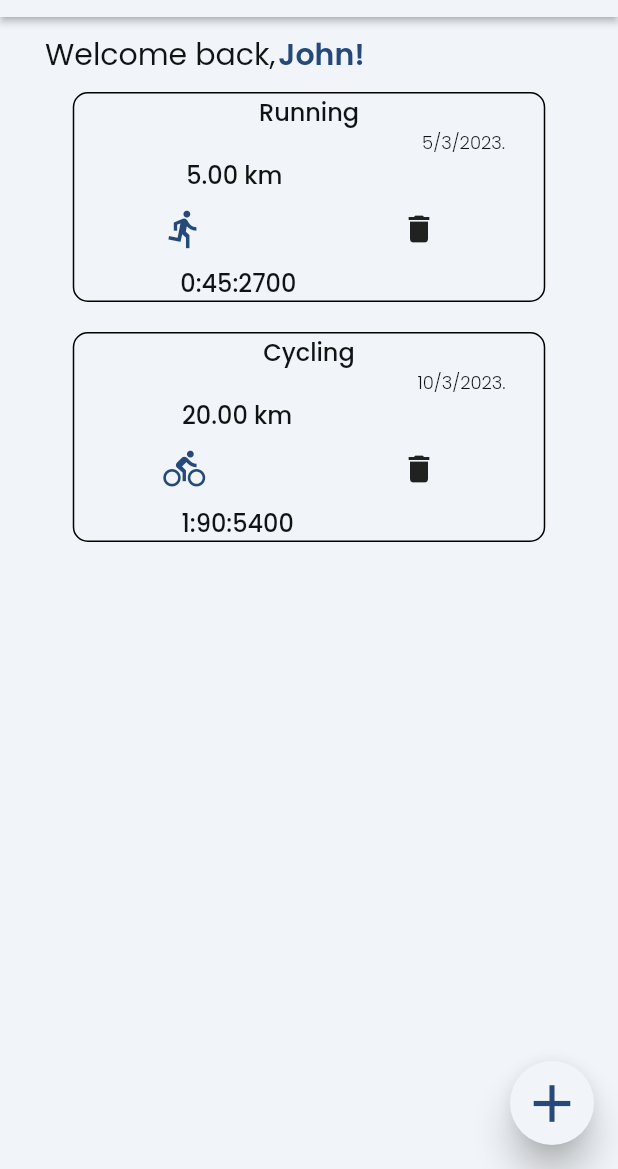
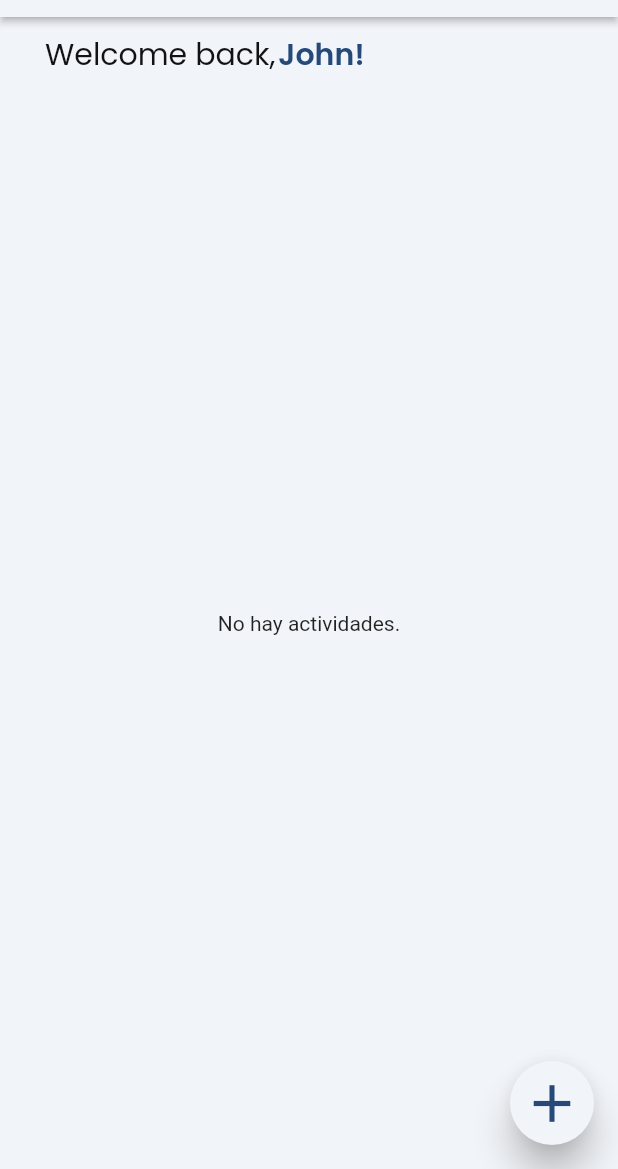
Before and after one commit to danielmartinezar/fitnessTracker, a Flutter app: the HomePageWidget screen opened directly, on a phone screen of 412 x 824 dp, the part 67-1236 px from its top. Run offline on Flutter 3.47's test engine with Material 2 defaults, Android fonts, the phone set to English and light mode, and no system bars; our stand-ins replace auto_size_text, built_collection, built_value, cloud_firestore, firebase_core, font_awesome_flutter and 12 more; missing offline and left inert: json_path; accounts and stored records are empty.

Commit message:
Hive implementation

```diff
--- a/tutorial/lib/home_page/actividad.dart
+++ b/tutorial/lib/home_page/actividad.dart
@@ -1,16 +1,35 @@
 import 'package:flutter/material.dart';
 import 'package:tutorial/current_activity/model/user_location.dart';
+import 'package:hive/hive.dart';
 
+part 'actividad.g.dart';
+
+@HiveType(typeId: 0)
 class Actividad {
+  @HiveField(0)
   String
       tipo; // El tipo de actividad (e.g. correr, caminar, andar en bicicleta)
+
+  @HiveField(1)
   Duration cronometro; // El tiempo que duró la actividad
+
+  @HiveField(2)
   double km; // La distancia recorrida en kilómetros
+
+  @HiveField(3)
   double kcal; // La cantidad de calorías quemadas durante la actividad
+
+  @HiveField(4)
   double avgPace; // El ritmo promedio por kilómetro
+
+  @HiveField(5)
   bool estado; // Indica si la actividad está activa o no
+
+  @HiveField(6)
   DateTime fecha; // La fecha en que se realizó la actividad
-  List<UserLocation> puntos; // Una lista de valores de tipo double
+
+  @HiveField(7)
+  List<UserLocation> puntos; // Una lista de valores de tipo UserLocation
 
   Actividad({
     required this.tipo,
--- a/tutorial/lib/home_page/actividades_controller.dart
+++ b/tutorial/lib/home_page/actividades_controller.dart
@@ -1,48 +1,21 @@
 import 'package:get/get.dart';
+import 'package:hive/hive.dart';
 import 'package:tutorial/home_page/actividad.dart';
 import 'package:tutorial/current_activity/model/user_location.dart';
 
 class ActividadesController extends GetxController {
-  var actividades = <Actividad>[
-    Actividad(
-      tipo: 'Running',
-      cronometro: Duration(minutes: 45),
-      km: 5.0,
-      kcal: 400,
-      avgPace: 8.5,
-      estado: true,
-      fecha: DateTime(2023, 3, 5),
-      puntos: [
-        UserLocation(
-          latitude: 40.7128,
-          longitude: -74.0060,
-        ),
-        UserLocation(
-          latitude: 40.7129,
-          longitude: -74.0061,
-        ),
-      ],
-    ),
-    Actividad(
-      tipo: 'Cycling',
-      cronometro: Duration(hours: 1, minutes: 30),
-      km: 20.0,
-      kcal: 800,
-      avgPace: 8.2,
-      estado: false,
-      fecha: DateTime(2023, 3, 10),
-      puntos: [
-        UserLocation(
-          latitude: 40.7128,
-          longitude: -74.0060,
-        ),
-        UserLocation(
-          latitude: 40.7129,
-          longitude: -74.0061,
-        ),
-      ],
-    ),
-  ].obs;
+  // Crea una variable para la caja de Hive donde se almacenarán las actividades
+  Box<Actividad>? actividadesBox;
+
+  @override
+  void onInit() {
+    super.onInit();
+    abrirCaja();
+  }
+
+  Future<Box<Actividad>> abrirCaja() async {
+    return await Hive.openBox<Actividad>('actividades');
+  }
 
   void agregarActividad(
       {required String tipo,
@@ -53,7 +26,7 @@ class ActividadesController extends GetxController {
       required bool estado,
       required DateTime fecha,
       required List<UserLocation> puntos}) {
-    actividades.add(Actividad(
+    final actividad = Actividad(
         tipo: tipo,
         cronometro: cronometro,
         km: km,
@@ -61,17 +34,17 @@ class ActividadesController extends GetxController {
         avgPace: avgPace,
         estado: estado,
         fecha: fecha,
-        puntos: List.from(puntos)));
+        puntos: List.from(puntos));
+    actividadesBox?.add(actividad);
     puntos
         .map((e) => print("Puntos de actividad ${e.latitude} ${e.longitude}"));
   }
 
-  void eliminarActividad(Actividad actividad) {
-    actividades.removeWhere((a) => a == actividad);
-    actividades.refresh();
+  void eliminarActividad(int index) {
+    actividadesBox?.deleteAt(index);
   }
 
   void modificarActividad(int index, Actividad nuevaActividad) {
-    actividades[index] = nuevaActividad;
+    actividadesBox?.putAt(index, nuevaActividad);
   }
 }
--- a/tutorial/lib/home_page/home_page_widget.dart
+++ b/tutorial/lib/home_page/home_page_widget.dart
@@ -13,6 +13,8 @@ import 'package:tutorial/current_activity/current_activity_widget.dart';
 import 'home_page_model.dart';
 export 'home_page_model.dart';
 import 'package:tutorial/activity_detail/activity_detail_widget.dart';
+import 'package:hive_flutter/hive_flutter.dart';
+import 'package:hive/hive.dart';
 
 final ActividadesController _actividadesController = Get.find();
 
@@ -45,7 +47,8 @@ class _HomePageWidgetState extends State<HomePageWidget> {
 
   @override
   Widget build(BuildContext context) {
-    final actividadesController = Get.find<ActividadesController>(); // Obtiene el controlador
+    final actividadesController =
+        Get.find<ActividadesController>(); // Obtiene el controlador
     //log("inicio usuario $")
     return Scaffold(
       key: scaffoldKey,
@@ -163,18 +166,36 @@ class _HomePageWidgetState extends State<HomePageWidget> {
   }
 
   Widget _buildActividadesList() {
-    return Obx(
-      () => ListView.builder(
-        itemCount: _actividadesController.actividades.length,
-        itemBuilder: (BuildContext context, int index) {
-          final actividad = _actividadesController.actividades[index];
-          return _buildActividadCard(context, actividad);
-        },
-      ),
+    return GetBuilder<ActividadesController>(
+      init: ActividadesController(),
+      builder: (controller) {
+        return ValueListenableBuilder(
+          valueListenable: controller.actividadesBox?.listenable() ??
+              ValueNotifier<Box<Actividad>>(Hive.box('actividades')),
+          builder: (BuildContext context, Box<Actividad> box, _) {
+            if (box.isEmpty) {
+              return Center(child: Text('No hay actividades.'));
+            }
+            return ListView.builder(
+              itemCount: box.length,
+              itemBuilder: (BuildContext context, int index) {
+                final actividad = box.getAt(index);
+                if (actividad != null) {
+                  return _buildActividadCard(context, actividad, index);
+                } else {
+                  return SizedBox
+                      .shrink(); // Devuelve un widget vacío en caso de que la actividad sea nula.
+                }
+              },
+            );
+          },
+        );
+      },
     );
   }
 
-  Widget _buildActividadCard(BuildContext context, Actividad actividad) {
+  Widget _buildActividadCard(
+      BuildContext context, Actividad actividad, int index) {
     return Align(
       alignment: AlignmentDirectional(0, 0),
       child: Padding(
@@ -255,7 +276,7 @@ class _HomePageWidgetState extends State<HomePageWidget> {
                       child: IconButton(
                         icon: Icon(Icons.delete),
                         onPressed: () {
-                          _actividadesController.eliminarActividad(actividad);
+                          _actividadesController.eliminarActividad(index);
                         },
                       ),
                     ),
--- a/tutorial/pubspec.yaml
+++ b/tutorial/pubspec.yaml
@@ -46,6 +46,9 @@ dependencies:
   google_maps_flutter_web: 0.4.0+1
   intl: 0.17.0
   json_path: 0.4.1
+  hive: ^2.0.4
+  hive_flutter: ^1.1.0
+  path_provider: ^2.0.8
   json_serializable: 6.3.1
   page_transition: 2.0.4
   plugin_platform_interface: 2.1.3
@@ -67,6 +70,7 @@ dependencies:
 
 dev_dependencies:
   build_runner: 2.2.0
+  hive_generator: ^1.1.0
   built_value_generator: 8.4.0
   integration_test:
     sdk: flutter
```
Also changed, not shown: tutorial/lib/current_activity/model/user_location.dart (+16 -0 lines), tutorial/lib/main.dart (+15 -9 lines), tutorial/lib/home_page/actividad.g.dart (added), tutorial/pubspec.lock, 1 other file.
